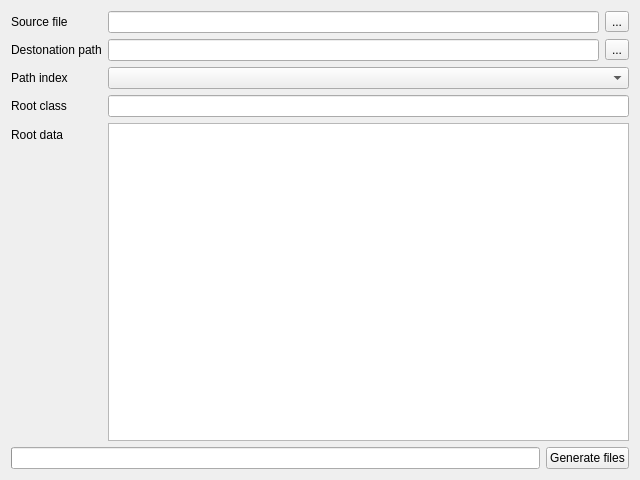
Qt form mainwindow.ui (Kuszki/XML-Generator) before a commit.
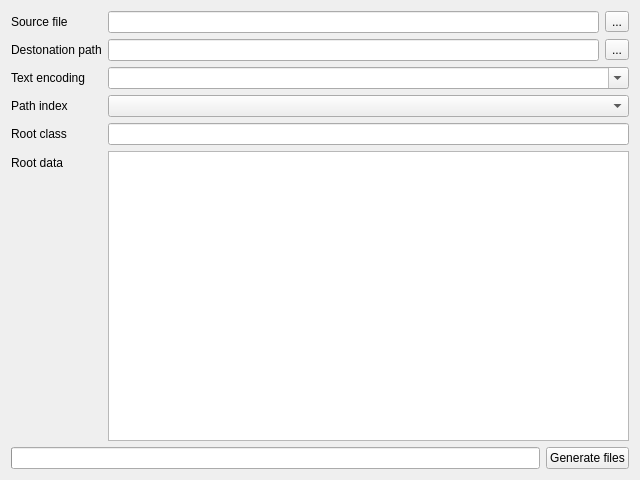
The same form after that commit. Icons and pictures are not drawn.

Diff of the .ui file:
```diff
--- a/mainwindow.ui
+++ b/mainwindow.ui
@@ -20,6 +20,18 @@
    <layout class="QGridLayout" name="gridLayout">
     <item row="0" column="0" colspan="2">
      <layout class="QFormLayout" name="formLayout">
+      <property name="fieldGrowthPolicy">
+       <enum>QFormLayout::AllNonFixedFieldsGrow</enum>
+      </property>
+      <property name="rowWrapPolicy">
+       <enum>QFormLayout::DontWrapRows</enum>
+      </property>
+      <property name="labelAlignment">
+       <set>Qt::AlignLeading|Qt::AlignLeft|Qt::AlignVCenter</set>
+      </property>
+      <property name="formAlignment">
+       <set>Qt::AlignLeading|Qt::AlignLeft|Qt::AlignTop</set>
+      </property>
       <item row="0" column="0">
        <widget class="QLabel" name="srcLabel">
         <property name="text">
@@ -88,14 +100,14 @@
         </item>
        </layout>
       </item>
-      <item row="2" column="0">
+      <item row="3" column="0">
        <widget class="QLabel" name="indexLabel">
         <property name="text">
          <string>Path index</string>
         </property>
        </widget>
       </item>
-      <item row="2" column="1">
+      <item row="3" column="1">
        <widget class="QComboBox" name="indexCombo">
         <property name="sizePolicy">
          <sizepolicy hsizetype="Expanding" vsizetype="Fixed">
@@ -105,14 +117,14 @@
         </property>
        </widget>
       </item>
-      <item row="3" column="0">
+      <item row="4" column="0">
        <widget class="QLabel" name="rootLabel">
         <property name="text">
          <string>Root class</string>
         </property>
        </widget>
       </item>
-      <item row="3" column="1">
+      <item row="4" column="1">
        <widget class="QLineEdit" name="rootEdit">
         <property name="sizePolicy">
          <sizepolicy hsizetype="Expanding" vsizetype="Fixed">
@@ -122,14 +134,14 @@
         </property>
        </widget>
       </item>
-      <item row="4" column="0">
+      <item row="5" column="0">
        <widget class="QLabel" name="dataLabel">
         <property name="text">
          <string>Root data</string>
         </property>
        </widget>
       </item>
-      <item row="4" column="1">
+      <item row="5" column="1">
        <widget class="QPlainTextEdit" name="dataEdit">
         <property name="sizePolicy">
          <sizepolicy hsizetype="Expanding" vsizetype="Expanding">
@@ -139,6 +151,29 @@
         </property>
        </widget>
       </item>
+      <item row="2" column="1">
+       <widget class="QComboBox" name="encCombo">
+        <property name="sizePolicy">
+         <sizepolicy hsizetype="Expanding" vsizetype="Fixed">
+          <horstretch>0</horstretch>
+          <verstretch>0</verstretch>
+         </sizepolicy>
+        </property>
+        <property name="editable">
+         <bool>true</bool>
+        </property>
+        <property name="currentText">
+         <string/>
+        </property>
+       </widget>
+      </item>
+      <item row="2" column="0">
+       <widget class="QLabel" name="encLabel">
+        <property name="text">
+         <string>Text encoding</string>
+        </property>
+       </widget>
+      </item>
      </layout>
     </item>
     <item row="1" column="0">
```
Left out of the diff: 40 changed lines with no effect on the pictures.
